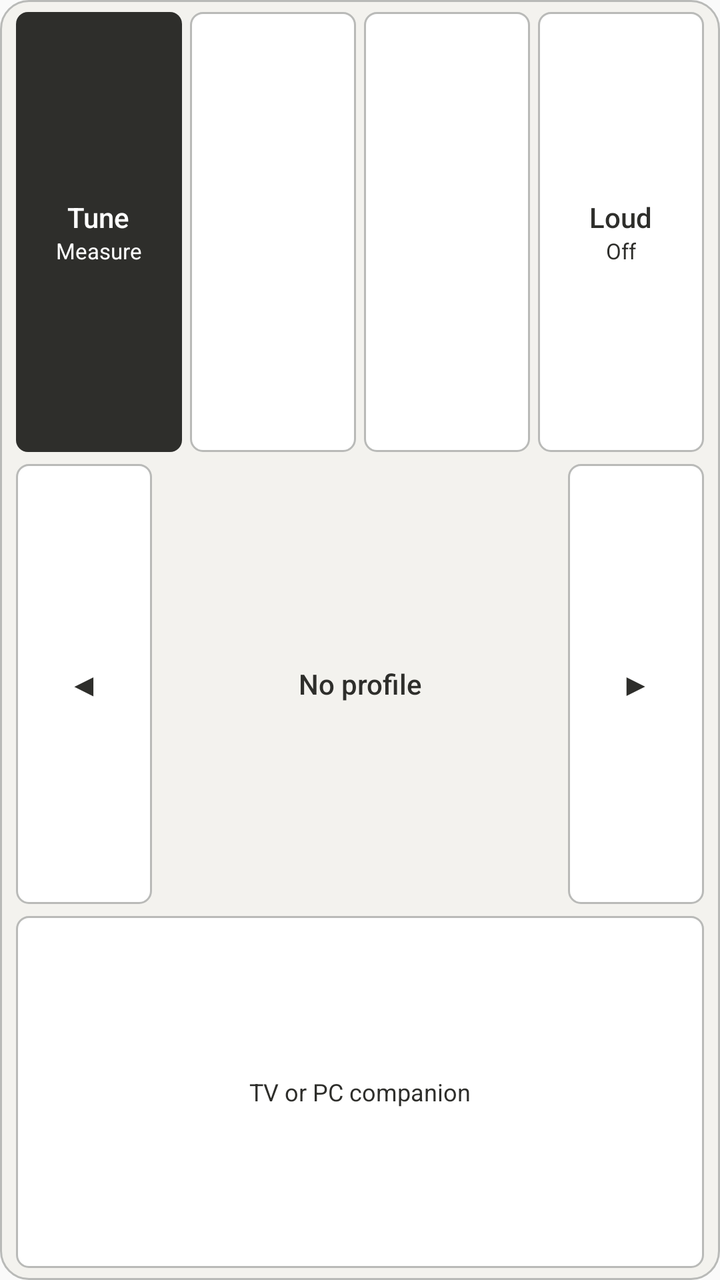
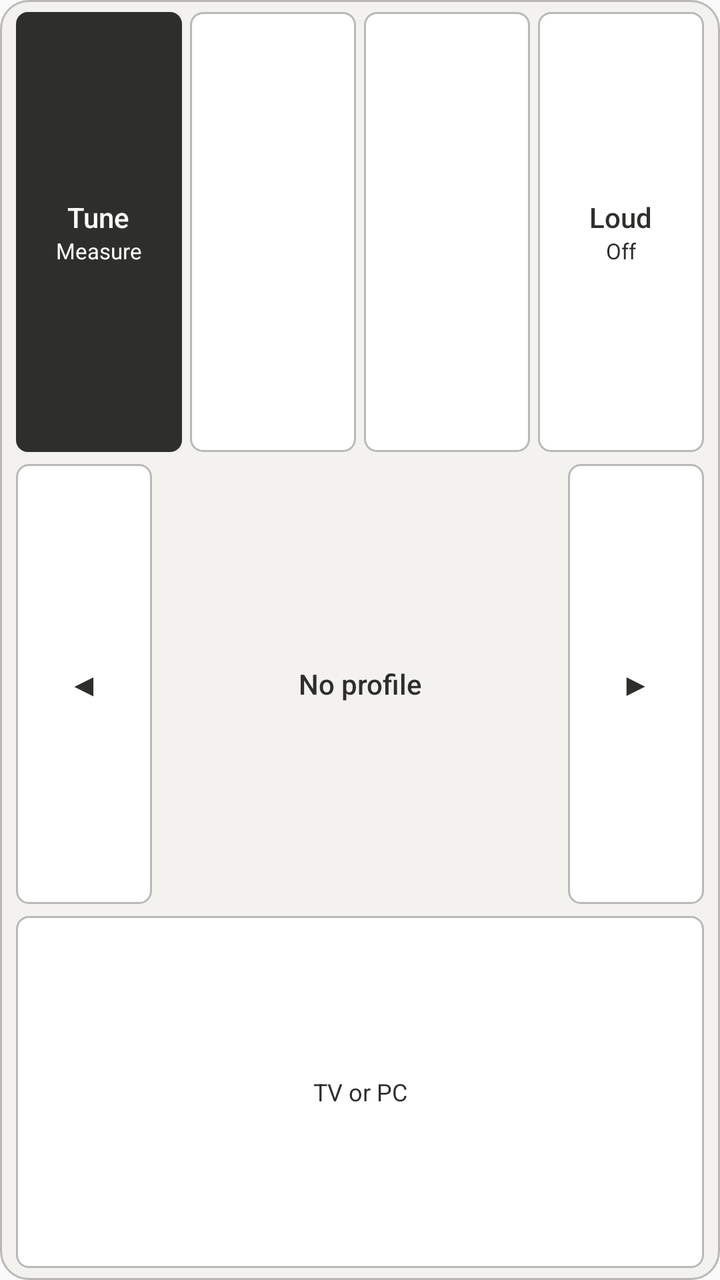

The first picture is an Android layout as it rendered before a commit; the second is the same layout after the commit. The layout source and the unified diff follow.
<!-- AndroidManifest.xml: application theme Theme.AutoTune -->
<!-- res/layout/widget_panel_tall.xml -->
<?xml version="1.0" encoding="utf-8"?>
<LinearLayout xmlns:android="http://schemas.android.com/apk/res/android" android:layout_width="match_parent" android:layout_height="match_parent" android:background="@drawable/widget_bg" android:orientation="vertical" android:padding="6dp">
    <LinearLayout android:layout_width="match_parent" android:layout_height="0dp" android:layout_weight="1" android:orientation="horizontal">
        <LinearLayout android:id="@+id/chip_tune" android:layout_width="0dp" android:layout_height="match_parent" android:layout_weight="1" android:layout_marginStart="2dp" android:layout_marginEnd="2dp" android:background="@drawable/widget_chip_tune" android:gravity="center" android:orientation="vertical">
            <TextView android:layout_width="wrap_content" android:layout_height="wrap_content" android:text="Tune" android:textColor="#FFFFFFFF" android:textSize="14sp" android:fontFamily="sans-serif-medium" />
            <TextView android:layout_width="wrap_content" android:layout_height="wrap_content" android:text="Measure" android:textColor="#FFFFFFFF" android:textSize="11sp" />
        </LinearLayout>
        <LinearLayout android:id="@+id/chip_eq" android:layout_width="0dp" android:layout_height="match_parent" android:layout_weight="1" android:layout_marginStart="2dp" android:layout_marginEnd="2dp" android:background="@drawable/widget_chip_off" android:gravity="center" android:orientation="vertical" android:paddingStart="6dp" android:paddingEnd="6dp">
            <TextView android:id="@+id/chip_eq_title" android:layout_width="wrap_content" android:layout_height="wrap_content" android:text="EQ" android:textColor="#FFFFFFFF" android:textSize="14sp" android:fontFamily="sans-serif-medium" />
            <TextView android:id="@+id/chip_eq_state" android:layout_width="wrap_content" android:layout_height="wrap_content" android:ellipsize="end" android:maxLines="1" android:text="Off" android:textColor="#FFFFFFFF" android:textSize="11sp" />
        </LinearLayout>
        <LinearLayout android:id="@+id/chip_auto" android:layout_width="0dp" android:layout_height="match_parent" android:layout_weight="1" android:layout_marginStart="2dp" android:layout_marginEnd="2dp" android:background="@drawable/widget_chip_off" android:gravity="center" android:orientation="vertical" android:paddingStart="6dp" android:paddingEnd="6dp">
            <TextView android:id="@+id/chip_auto_title" android:layout_width="wrap_content" android:layout_height="wrap_content" android:text="Auto" android:textColor="#FFFFFFFF" android:textSize="14sp" android:fontFamily="sans-serif-medium" />
            <TextView android:id="@+id/chip_auto_state" android:layout_width="wrap_content" android:layout_height="wrap_content" android:ellipsize="end" android:maxLines="1" android:text="Off" android:textColor="#FFFFFFFF" android:textSize="11sp" />
        </LinearLayout>
        <LinearLayout android:id="@+id/chip_loud" android:layout_width="0dp" android:layout_height="match_parent" android:layout_weight="1" android:layout_marginStart="2dp" android:layout_marginEnd="2dp" android:background="@drawable/widget_chip_off" android:gravity="center" android:orientation="vertical" android:paddingStart="6dp" android:paddingEnd="6dp">
            <TextView android:id="@+id/chip_loud_title" android:layout_width="wrap_content" android:layout_height="wrap_content" android:text="Loud" android:textColor="#FF2E2E2B" android:textSize="14sp" android:fontFamily="sans-serif-medium" />
            <TextView android:id="@+id/chip_loud_state" android:layout_width="wrap_content" android:layout_height="wrap_content" android:ellipsize="end" android:maxLines="1" android:text="Off" android:textColor="#FF2E2E2B" android:textSize="11sp" />
        </LinearLayout>
    </LinearLayout>
    <LinearLayout android:layout_width="match_parent" android:layout_height="0dp" android:layout_weight="1" android:layout_marginTop="6dp" android:orientation="horizontal">
        <TextView android:id="@+id/prev" android:layout_width="0dp" android:layout_height="match_parent" android:layout_weight="1" android:layout_marginStart="2dp" android:layout_marginEnd="2dp" android:background="@drawable/widget_chip_off" android:gravity="center" android:text="◀" android:textColor="#FF2E2E2B" android:textSize="16sp" />
        <TextView android:id="@+id/profile_name" android:layout_width="0dp" android:layout_height="match_parent" android:layout_weight="3" android:gravity="center" android:ellipsize="end" android:maxLines="1" android:text="No profile" android:textColor="#FF2E2E2B" android:textSize="14sp" android:fontFamily="sans-serif-medium" />
        <TextView android:id="@+id/next" android:layout_width="0dp" android:layout_height="match_parent" android:layout_weight="1" android:layout_marginStart="2dp" android:layout_marginEnd="2dp" android:background="@drawable/widget_chip_off" android:gravity="center" android:text="▶" android:textColor="#FF2E2E2B" android:textSize="16sp" />
    </LinearLayout>
    <TextView android:id="@+id/companion" android:layout_width="match_parent" android:layout_height="0dp" android:layout_weight="0.8" android:layout_marginTop="6dp" android:layout_marginStart="2dp" android:layout_marginEnd="2dp" android:background="@drawable/widget_chip_off" android:gravity="center" android:text="TV or PC companion" android:textColor="#FF2E2E2B" android:textSize="12sp" />
</LinearLayout>
<!-- resources referenced by this layout -->
<resources>
  <!-- drawable widget_bg (drawable) -->
  <?xml version="1.0" encoding="utf-8"?>
  <shape xmlns:android="http://schemas.android.com/apk/res/android" android:shape="rectangle">
      <solid android:color="#F2F3F2EE" />
      <stroke android:width="1dp" android:color="#FFB9BAB8" />
      <corners android:radius="14dp" />
  </shape>
  <!-- drawable widget_chip_off (drawable) -->
  <?xml version="1.0" encoding="utf-8"?>
  <shape xmlns:android="http://schemas.android.com/apk/res/android" android:shape="rectangle">
      <solid android:color="#FFFFFFFF" />
      <stroke android:width="1dp" android:color="#FFB9BAB8" />
      <corners android:radius="6dp" />
  </shape>
  <!-- drawable widget_chip_tune (drawable) -->
  <?xml version="1.0" encoding="utf-8"?>
  <shape xmlns:android="http://schemas.android.com/apk/res/android" android:shape="rectangle">
      <solid android:color="#FF2E2E2B" />
      
      <corners android:radius="6dp" />
  </shape>
  <style name="Theme.AutoTune" parent="android:Theme.Material.Light.NoActionBar" />
</resources>

<!-- the commit's change to res/layout/widget_panel_tall.xml (unified diff, before → after) -->
@@ -23,5 +23,5 @@
         <TextView android:id="@+id/profile_name" android:layout_width="0dp" android:layout_height="match_parent" android:layout_weight="3" android:gravity="center" android:ellipsize="end" android:maxLines="1" android:text="No profile" android:textColor="#FF2E2E2B" android:textSize="14sp" android:fontFamily="sans-serif-medium" />
         <TextView android:id="@+id/next" android:layout_width="0dp" android:layout_height="match_parent" android:layout_weight="1" android:layout_marginStart="2dp" android:layout_marginEnd="2dp" android:background="@drawable/widget_chip_off" android:gravity="center" android:text="▶" android:textColor="#FF2E2E2B" android:textSize="16sp" />
     </LinearLayout>
-    <TextView android:id="@+id/companion" android:layout_width="match_parent" android:layout_height="0dp" android:layout_weight="0.8" android:layout_marginTop="6dp" android:layout_marginStart="2dp" android:layout_marginEnd="2dp" android:background="@drawable/widget_chip_off" android:gravity="center" android:text="TV or PC companion" android:textColor="#FF2E2E2B" android:textSize="12sp" />
+    <TextView android:id="@+id/companion" android:layout_width="match_parent" android:layout_height="0dp" android:layout_weight="0.8" android:layout_marginTop="6dp" android:layout_marginStart="2dp" android:layout_marginEnd="2dp" android:background="@drawable/widget_chip_off" android:gravity="center" android:text="TV or PC" android:textColor="#FF2E2E2B" android:textSize="12sp" />
 </LinearLayout>
